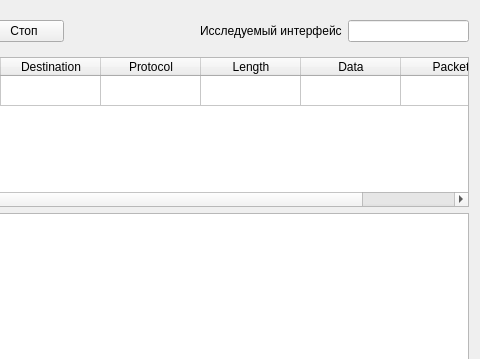
Old version of the form ui_forms/second_window.ui in the repository oleger919/Python_sniffer; both pictures show x 122 to 602 and y 0 to 359 of the 602 by 529 pixel window.
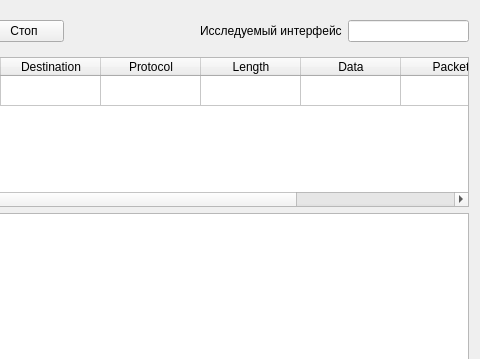
New version of the form.

Commit message: конец дня

```diff
--- a/ui_forms/second_window.ui
+++ b/ui_forms/second_window.ui
@@ -102,6 +102,11 @@
        <string>Packet</string>
       </property>
      </column>
+     <column>
+      <property name="text">
+       <string>Info</string>
+      </property>
+     </column>
     </widget>
    </item>
    <item>
```
Left out of the diff: 2 changed lines with no effect on the pictures. The commit also changes 1 other file.
